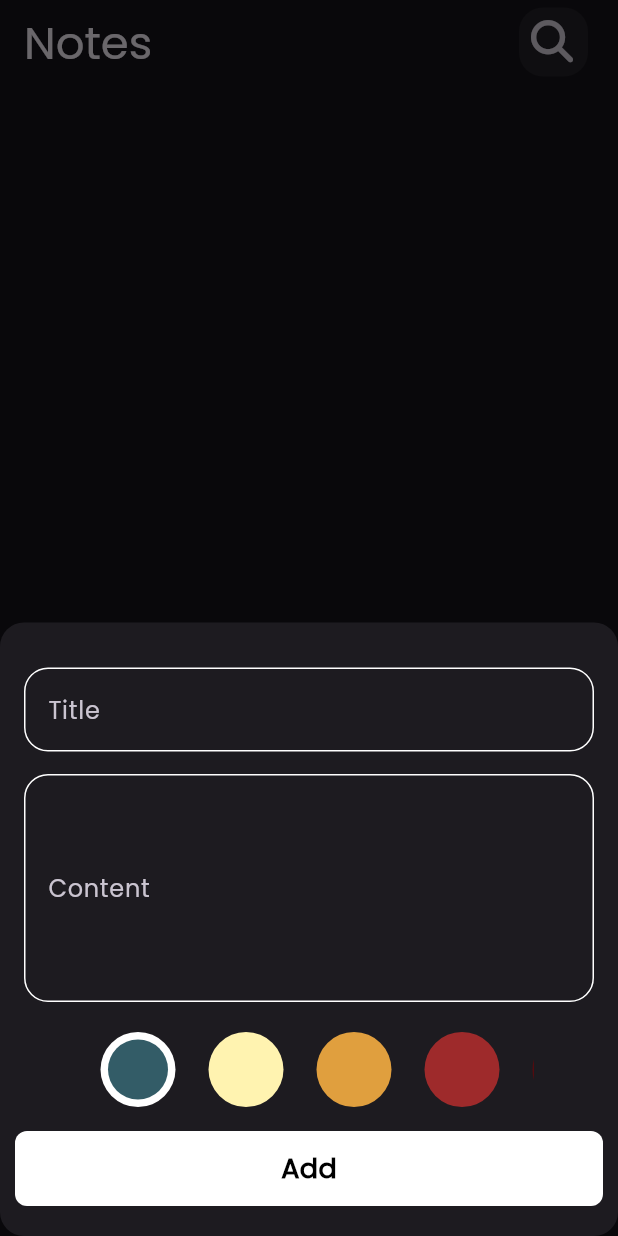
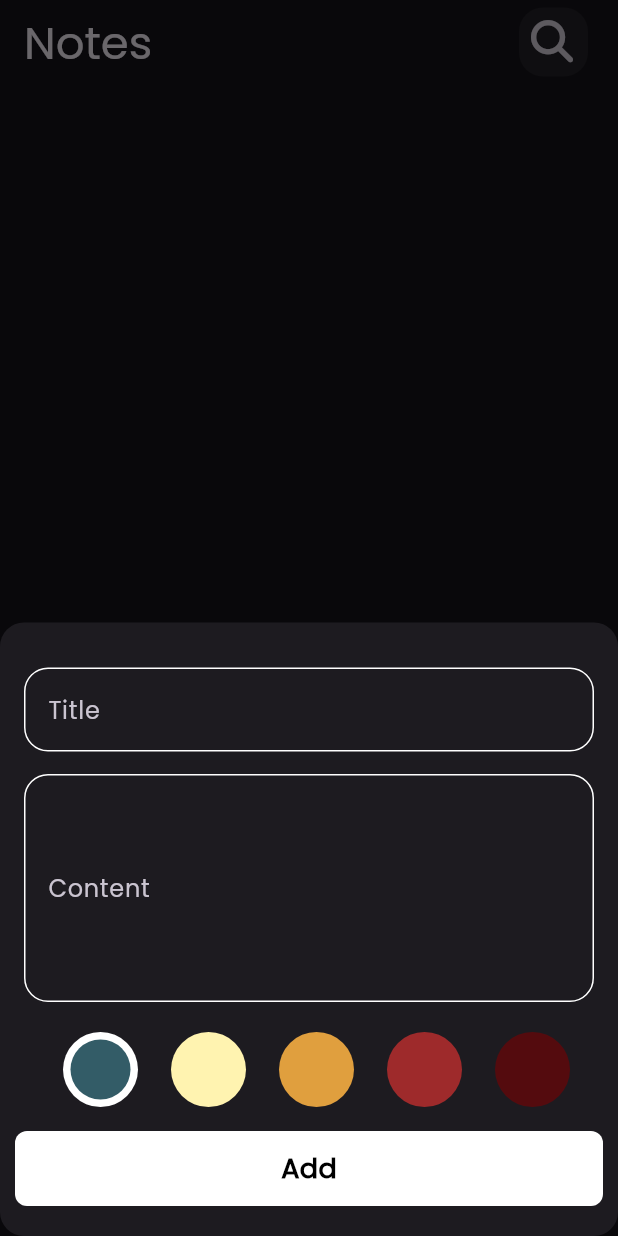
Before and after one commit to Tomas-Ashraf/notes_app, a Flutter app: the screen it shows after launch, after a tap on the "add" icon, on a phone screen of 412 x 824 dp. Run offline on Flutter 3.47's test engine with Material 3 defaults, Android fonts, the phone set to English and light mode, and no system bars; our stand-ins replace bloc, flutter_bloc, font_awesome_flutter, hive_flutter; accounts and stored records are empty.

Commit message:
add colors to bottom sheet

```diff
--- a/lib/cubits/add_note_cubit/add_note_cubit.dart
+++ b/lib/cubits/add_note_cubit/add_note_cubit.dart
@@ -1,5 +1,6 @@
-// ignore_for_file: avoid_print
+// ignore_for_file: avoid_print, unused_local_variable, deprecated_member_use
 
+import 'package:flutter/material.dart';
 import 'package:flutter_bloc/flutter_bloc.dart';
 import 'package:hive_flutter/hive_flutter.dart';
 import 'package:notes_app/constants.dart';
@@ -9,7 +10,10 @@ import 'package:notes_app/models/note_model.dart';
 class AddNoteCubit extends Cubit<AddNoteStates> {
   AddNoteCubit() : super(AddNotesInitial());
 
+  Color color = const Color(0xff335c67);
+
   addNote(NoteModel note) async {
+    // note.color = color.value;
     emit(AddNoteLoading());
 
     try {
--- a/lib/models/note_model.dart
+++ b/lib/models/note_model.dart
@@ -11,7 +11,7 @@ class NoteModel extends HiveObject {
   @HiveField(2)
   final String date;
   @HiveField(3)
-  final int color;
+  late final int color;
 
   NoteModel({
     required this.title,
--- a/lib/widgets/colors_list_view.dart
+++ b/lib/widgets/colors_list_view.dart
@@ -1,4 +1,6 @@
 import 'package:flutter/material.dart';
+import 'package:flutter_bloc/flutter_bloc.dart';
+import 'package:notes_app/cubits/add_note_cubit/add_note_cubit.dart';
 
 class ColorsListView extends StatefulWidget {
   const ColorsListView({
@@ -27,6 +29,7 @@ class _ColorsListViewState extends State<ColorsListView> {
         return GestureDetector(
           onTap: () {
             currentIndex = index;
+            BlocProvider.of<AddNoteCubit>(context).color = colors[index];
             setState(() {});
           },
           child: ColorItem(
--- a/lib/widgets/custom_note_item.dart
+++ b/lib/widgets/custom_note_item.dart
@@ -10,11 +10,9 @@ import 'package:notes_app/views/edit_note_view.dart';
 class NoteItem extends StatelessWidget {
   const NoteItem({
     super.key,
-    required this.color,
     required this.note,
   });
   final NoteModel note;
-  final color;
 
   @override
   Widget build(BuildContext context) {
@@ -33,7 +31,7 @@ class NoteItem extends StatelessWidget {
       },
       child: Container(
         decoration: BoxDecoration(
-            color: color, borderRadius: BorderRadius.circular(16)),
+            color: Color(note.color), borderRadius: BorderRadius.circular(16)),
         padding: const EdgeInsets.only(top: 25, bottom: 25),
         child: Column(
           crossAxisAlignment: CrossAxisAlignment.end,
--- a/lib/widgets/notes_list_view.dart
+++ b/lib/widgets/notes_list_view.dart
@@ -2,7 +2,6 @@
 
 import 'package:flutter/material.dart';
 import 'package:flutter_bloc/flutter_bloc.dart';
-import 'package:hexcolor/hexcolor.dart';
 import 'package:notes_app/cubits/cubit/notes_cubit.dart';
 import 'package:notes_app/models/note_model.dart';
 import 'package:notes_app/widgets/custom_note_item.dart';
@@ -12,32 +11,7 @@ class NotesListView extends StatelessWidget {
 
   @override
   Widget build(BuildContext context) {
-    var colors = [
-      HexColor('FED2E2'),
-      HexColor('E9A5F1'),
-      HexColor('C68EFD'),
-      HexColor('8F87F1'),
-      HexColor('FED2E2'),
-      HexColor('E9A5F1'),
-      HexColor('C68EFD'),
-      HexColor('8F87F1'),
-      HexColor('FED2E2'),
-      HexColor('E9A5F1'),
-      HexColor('C68EFD'),
-      HexColor('8F87F1'),
-      HexColor('FED2E2'),
-      HexColor('E9A5F1'),
-      HexColor('C68EFD'),
-      HexColor('8F87F1'),
-      HexColor('FED2E2'),
-      HexColor('E9A5F1'),
-      HexColor('C68EFD'),
-      HexColor('8F87F1'),
-      HexColor('FED2E2'),
-      HexColor('E9A5F1'),
-      HexColor('C68EFD'),
-      HexColor('8F87F1'),
-    ];
+
     return BlocBuilder<NotesCubit, NotesState>(
       builder: (context, state) {
         List<NoteModel> notes =
@@ -47,7 +21,6 @@ class NotesListView extends StatelessWidget {
             padding: const EdgeInsets.symmetric(vertical: 4),
             child: NoteItem(
               note: notes[index],
-              color: colors[index],
             ),
           ),
           itemCount: notes.length,
--- a/pubspec.yaml
+++ b/pubspec.yaml
@@ -32,7 +32,6 @@ dependencies:
   flutter:
     sdk: flutter
   flutter_bloc: ^9.1.0
-  hexcolor: ^3.0.1
   hive: ^2.2.3
   hive_flutter: ^1.1.0
   intl: ^0.20.2
```
Also changed, not shown: lib/widgets/add_note_form.dart (+8 -8 lines), lib/models/note_model.g.dart, pubspec.lock, 4 other files.
